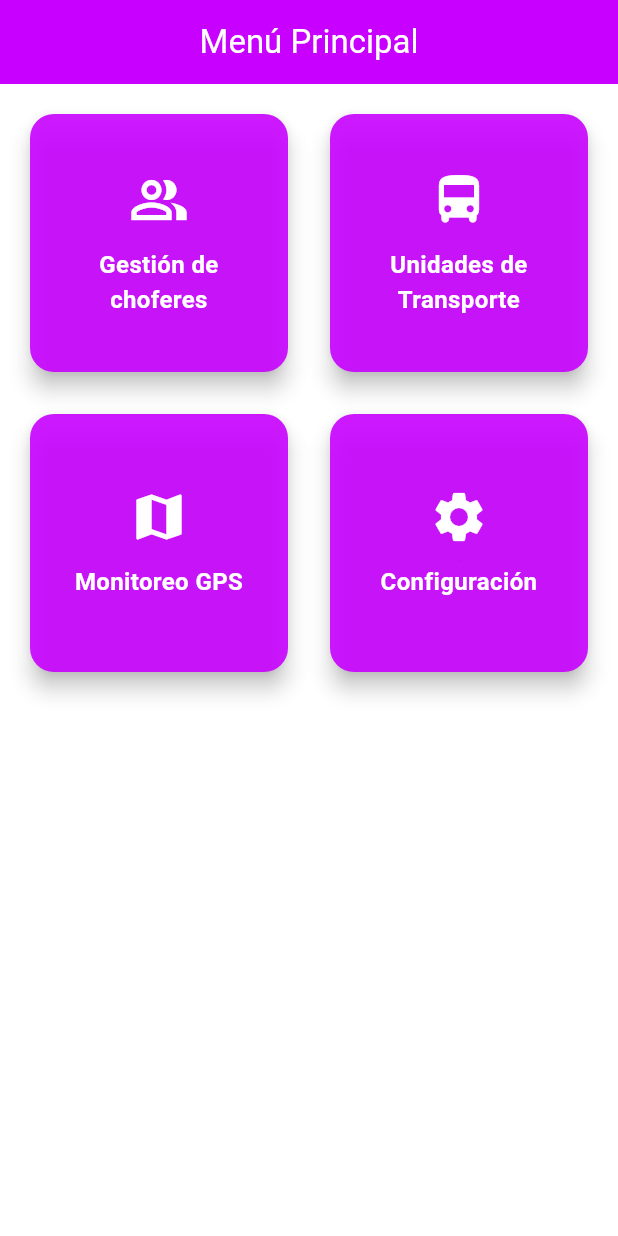
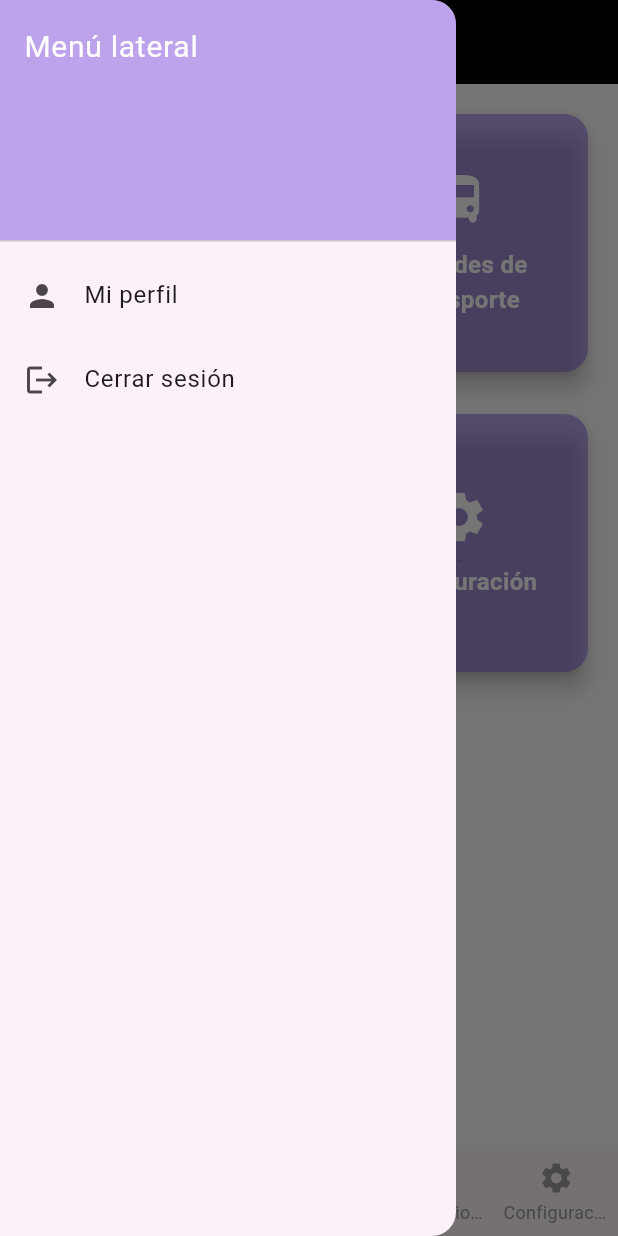
Before and after one commit to Santy28-Bv/usutlax, a Flutter app: the screen it shows after launch, with the side drawer open (before the commit the screen has no drawer), on a phone screen of 412 x 824 dp. Run offline on Flutter 3.47's test engine with Material 3 defaults, Android fonts, the phone set to English and light mode, and no system bars.

Commit message:
version 2

```diff
--- a/lib/main_menu.dart
+++ b/lib/main_menu.dart
@@ -6,13 +6,48 @@ class PantallaPrincipal extends StatelessWidget {
   @override
   Widget build(BuildContext context) {
     return Scaffold(
-      backgroundColor: Colors.white, // ✅ Fondo blanco
+      backgroundColor: Colors.white,
       appBar: AppBar(
         title: const Text('Menú Principal'),
         centerTitle: true,
-        backgroundColor: const Color.fromRGBO(200, 0, 255, 1), // Morado
-        foregroundColor: Colors.white, // Texto blanco
+        backgroundColor: const Color.fromARGB(255, 0, 0, 0),
+        foregroundColor: Colors.white,
       ),
+
+      // 👉 Drawer lateral
+      drawer: Drawer(
+        child: ListView(
+          padding: EdgeInsets.zero,
+          children: [
+            const DrawerHeader(
+              decoration: BoxDecoration(
+                color: Color.fromARGB(127, 126, 85, 223),
+              ), //Color dashboard
+              child: Text(
+                'Menú lateral',
+                style: TextStyle(color: Colors.white, fontSize: 20),
+              ),
+            ),
+            ListTile(
+              leading: const Icon(Icons.person),
+              title: const Text('Mi perfil'),
+              onTap: () {
+                Navigator.pop(context);
+                // Puedes agregar navegación si tienes esa ruta
+              },
+            ),
+            ListTile(
+              leading: const Icon(Icons.logout),
+              title: const Text('Cerrar sesión'),
+              onTap: () {
+                Navigator.pushNamed(context, '/login');
+              },
+            ),
+          ],
+        ),
+      ),
+
+      // 👉 Cuerpo principal
       body: Padding(
         padding: const EdgeInsets.all(16),
         child: GridView.count(
@@ -42,10 +77,39 @@ class PantallaPrincipal extends StatelessWidget {
           ],
         ),
       ),
+
+      // 👉 Barra inferior de navegación
+      bottomNavigationBar: BottomNavigationBar(
+        type: BottomNavigationBarType.fixed,
+        selectedItemColor: const Color.fromARGB(
+          127,
+          126,
+          85,
+          223,
+        ), //Color icono casa inicio
+        unselectedItemColor: Colors.grey,
+        currentIndex: 2, // Inicio
+        onTap: (index) {
+          // Aquí podrías implementar navegación si lo deseas
+        },
+        items: const [
+          BottomNavigationBarItem(icon: Icon(Icons.person), label: 'Mi perfil'),
+          BottomNavigationBarItem(icon: Icon(Icons.message), label: 'Mensajes'),
+          BottomNavigationBarItem(icon: Icon(Icons.home), label: 'Inicio'),
+          BottomNavigationBarItem(
+            icon: Icon(Icons.notifications),
+            label: 'Notificaciones',
+          ),
+          BottomNavigationBarItem(
+            icon: Icon(Icons.settings),
+            label: 'Configuración',
+          ),
+        ],
+      ),
     );
   }
 
-  // Nuevo estilo tipo tarjeta para los botones
+  // Tarjeta de botón del menú
   Widget _adminCard(
     BuildContext context,
     IconData icon,
@@ -56,7 +120,7 @@ class PantallaPrincipal extends StatelessWidget {
       onTap: () => Navigator.pushNamed(context, route),
       borderRadius: BorderRadius.circular(12),
       child: Card(
-        color: const Color.fromRGBO(200, 0, 255, 0.9), // Morado suave
+        color: const Color.fromARGB(127, 126, 85, 223), //botones
         shape: RoundedRectangleBorder(borderRadius: BorderRadius.circular(16)),
         elevation: 6,
         child: Center(
```
Also changed, not shown: lib/bottom_menu.dart (added), lib/drawer.dart (added).
